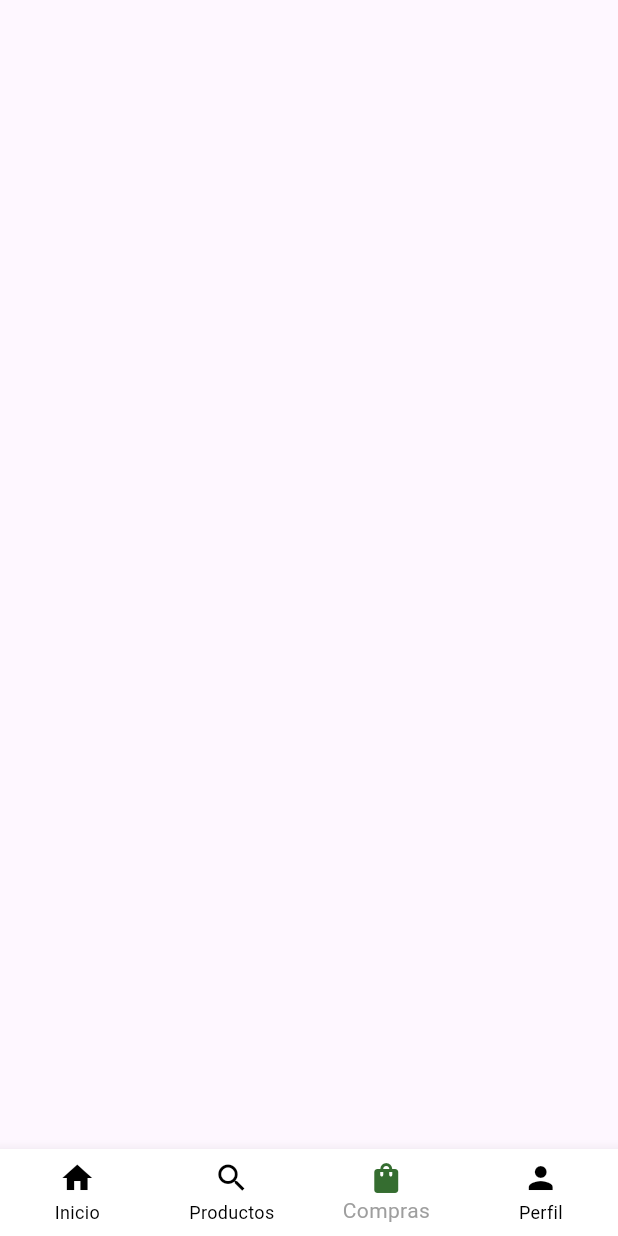
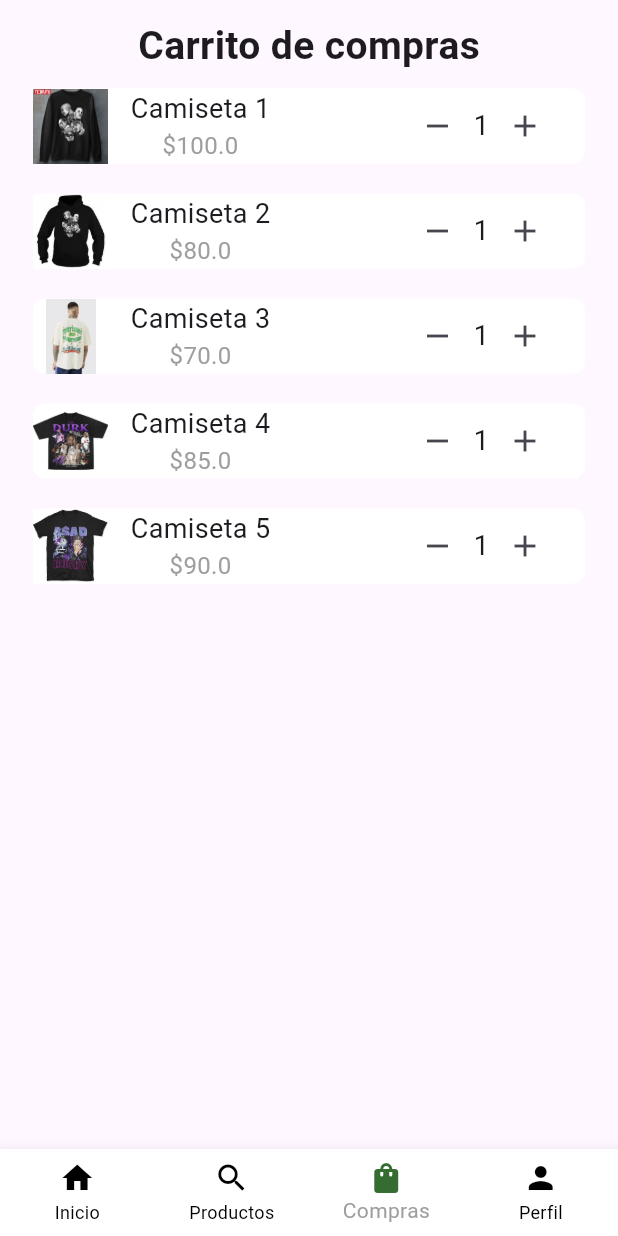
Before and after one commit to AlexisPinzoon/appMovil, a Flutter app: the CartScreen screen opened directly, on a phone screen of 412 x 824 dp. Run offline on Flutter 3.47's test engine with Material 3 defaults, Android fonts, the phone set to English and light mode, and no system bars; our stand-ins replace carousel_slider, firebase_auth, firebase_core, firebase_storage; accounts and stored records are empty.

Commit message:
Vista Cart

```diff
--- a/lib/screens/cart_screen.dart
+++ b/lib/screens/cart_screen.dart
@@ -1,12 +1,103 @@
 import 'package:app_project/screens/custom_scaffold.dart';
 import 'package:flutter/material.dart';
 
-class CartScreen extends StatelessWidget {
+class CartScreen extends StatefulWidget {
   const CartScreen({super.key});
 
   @override
+  State<CartScreen> createState() => _CartScreenState();
+}
+
+class _CartScreenState extends State<CartScreen> {
+  List<String> productNames = [
+    'Camiseta 1',
+    'Camiseta 2',
+    'Camiseta 3',
+    'Camiseta 4',
+    'Camiseta 5'
+  ];
+
+  List<int> quantities = [1, 1, 1, 1, 1];
+  List<double> prices = [100.0, 80.0, 70.0, 85.0, 90.0];
+  List<String> images = [
+    'images/f1.jpg',
+    'images/f2.jpg',
+    'images/f3.jpg',
+    'images/f4.jpg',
+    'images/f5.jpg',
+  ];
+  @override
   Widget build(BuildContext context) {
-    return const CustomScaffold(
-        body: SingleChildScrollView(), showBottomNavbar: true, initialIndex: 2);
+    return CustomScaffold(
+        body: SafeArea(
+          child: Padding(
+            padding: const EdgeInsets.all(12.0),
+            child: Column(
+              children: [
+                const Text(
+                  'Carrito de compras',
+                  style: TextStyle(fontSize: 26, fontWeight: FontWeight.bold),
+                ),
+                Expanded(
+                    child: ListView.builder(
+                        itemCount: productNames.length,
+                        itemBuilder: ((context, index) {
+                          return Container(
+                            margin: const EdgeInsets.all(10.0),
+                            padding: const EdgeInsets.only(right: 16.0),
+                            decoration: BoxDecoration(
+                              color: Colors.white,
+                              borderRadius: BorderRadius.circular(8),
+                            ),
+                            child: Row(
+                              children: [
+                                Image.asset(
+                                  images[index],
+                                  height: 50,
+                                  width: 50,
+                                ),
+                                const SizedBox(
+                                  width: 15.0,
+                                ),
+                                Column(
+                                  children: [
+                                    Text(
+                                      productNames[index],
+                                      style: const TextStyle(fontSize: 18.0),
+                                    ),
+                                    Text(
+                                      '\$${prices[index]}',
+                                      style: const TextStyle(
+                                          fontSize: 16, color: Colors.grey),
+                                    )
+                                  ],
+                                ),
+                                const Spacer(),
+                                Row(
+                                  children: [
+                                    IconButton(
+                                      onPressed: () {},
+                                      icon: const Icon(Icons.remove),
+                                    ),
+                                    const Text(
+                                      '1',
+                                      style: TextStyle(fontSize: 18.0),
+                                    ),
+                                    IconButton(
+                                      onPressed: () {},
+                                      icon: const Icon(Icons.add),
+                                    ),
+                                  ],
+                                )
+                              ],
+                            ),
+                          );
+                        })))
+              ],
+            ),
+          ),
+        ),
+        showBottomNavbar: true,
+        initialIndex: 2);
   }
 }
--- a/lib/screens/login_screen.dart
+++ b/lib/screens/login_screen.dart
@@ -1,3 +1,4 @@
+import 'package:app_project/screens/home_start_screen.dart';
 import 'package:app_project/widgets/sign_in.dart';
 import 'package:app_project/widgets/sign_up.dart';
 import 'package:flutter/material.dart';
@@ -53,7 +54,7 @@ class LoginScreen extends StatelessWidget {
                     child: TextButton(
                       onPressed: () {
                         Navigator.of(context).push(MaterialPageRoute(
-                            builder: (context) => const SignIn()));
+                            builder: (context) => const HomeStart()));
                       },
                       child: const Text(
                         'Saltar',
--- a/lib/screens/products_screen.dart
+++ b/lib/screens/products_screen.dart
@@ -18,6 +18,13 @@ class _ProductsScreenState extends State<ProductsScreen> {
     'Camisetas',
     'Camisetas',
     'Camisetas',
+  ];
+  List<String> pricing = [
+    ' \$70.000',
+    '\$80.000',
+    '\$100.000',
+    '\$75.000',
+    '\$80.000'
   ];
 
   @override
@@ -99,6 +106,23 @@ class _ProductsScreenState extends State<ProductsScreen> {
                           ),
                         ),
                       ),
+                      Spacer(),
+                      Padding(
+                        padding: EdgeInsets.all(8.0),
+                        child: Container(
+                          decoration: BoxDecoration(
+                            color: Colors.grey,
+                            borderRadius: BorderRadius.circular(8.0),
+                          ),
+                          child: Text(
+                            pricing[index],
+                            style: TextStyle(
+                                color: Colors.black,
+                                fontSize: 24,
+                                fontWeight: FontWeight.bold),
+                          ),
+                        ),
+                      ),
                     ],
                   ),
                 );
--- a/lib/widgets/sign_in.dart
+++ b/lib/widgets/sign_in.dart
@@ -1,7 +1,6 @@
 import 'package:app_project/screens/home_start_screen.dart';
 import 'package:app_project/widgets/forgetPassword.dart';
 import 'package:app_project/widgets/sign_up.dart';
-import 'package:firebase_auth/firebase_auth.dart';
 import 'package:flutter/material.dart';
 
 class SignIn extends StatefulWidget {
--- a/lib/widgets/sign_up.dart
+++ b/lib/widgets/sign_up.dart
@@ -84,7 +84,7 @@ class _SignUpState extends State<SignUp> {
                                 password: _passwordController.text)
                             .then((value) => {
                                   Navigator.of(context).push(MaterialPageRoute(
-                                      builder: (context) => HomeStart()))
+                                      builder: (context) => const HomeStart()))
                                 });
                         Navigator.of(context).push(MaterialPageRoute(
                             builder: (context) => const HomeStart()));
```
